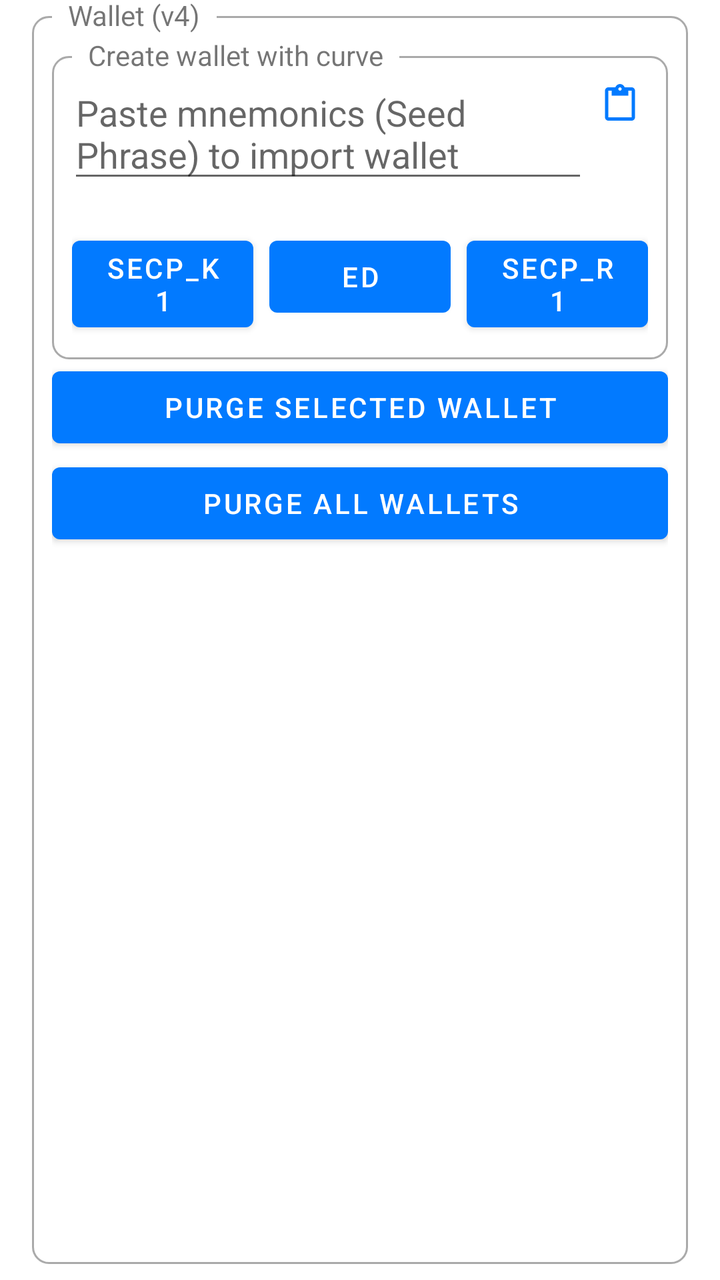
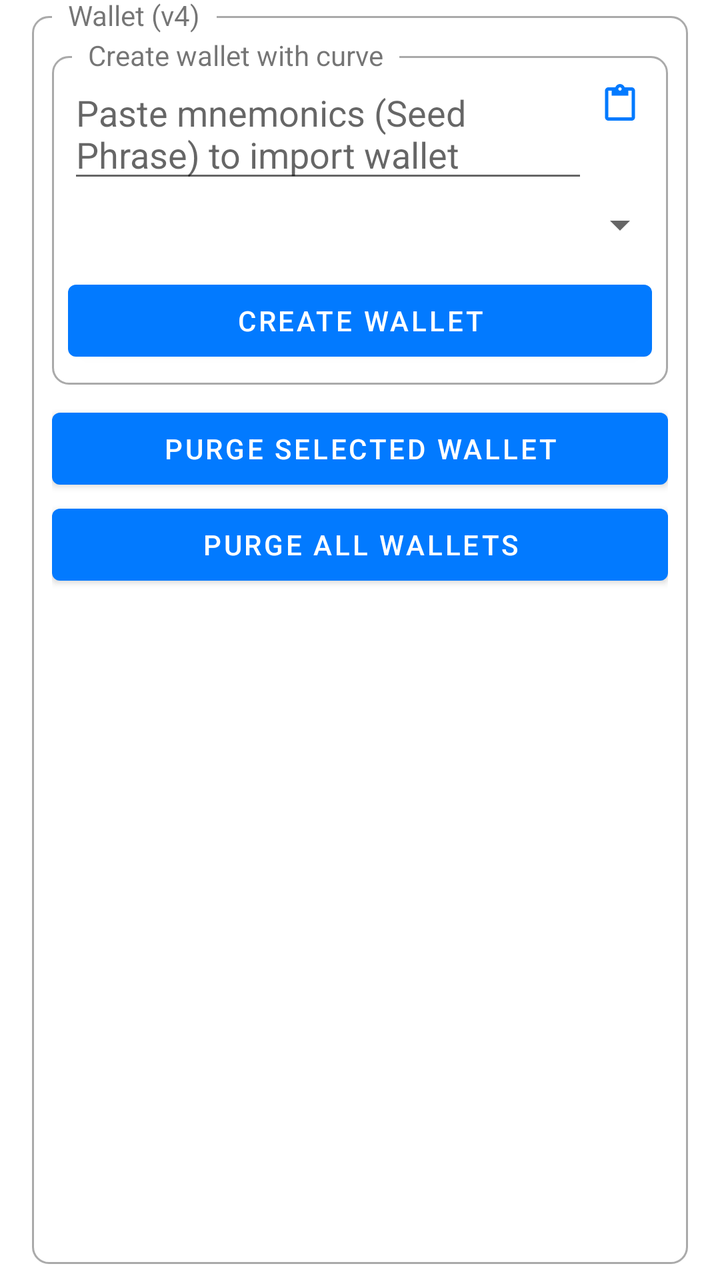

Compare the two renders of this Android layout. The source of the first and the diff that turns it into the second are given below.
<!-- AndroidManifest.xml: application theme AppTheme -->
<!-- res/layout/wallet.xml -->
<?xml version="1.0" encoding="utf-8"?>
<FrameLayout xmlns:android="http://schemas.android.com/apk/res/android"
    xmlns:app="http://schemas.android.com/apk/res-auto"
    android:layout_width="match_parent"
    android:layout_height="wrap_content"
    android:clipToPadding="false"
    android:paddingStart="@dimen/box_padding_horizontal"
    android:paddingTop="@dimen/box_padding_vertical"
    android:paddingEnd="@dimen/box_padding_horizontal"
    android:paddingBottom="@dimen/box_padding_vertical">

    <FrameLayout
        android:layout_width="match_parent"
        android:layout_height="match_parent"
        android:background="@drawable/rounded_corner" />

    <TextView
        android:layout_width="wrap_content"
        android:layout_height="wrap_content"
        android:background="?android:windowBackground"
        android:paddingStart="8dp"
        android:paddingEnd="8dp"
        android:text="Wallet (v4)"
        android:translationX="10dp"
        android:translationY="-10dp" />

    <LinearLayout
        android:id="@+id/contentContainer"
        android:layout_width="match_parent"
        android:layout_height="match_parent"
        android:layout_margin="10dp"
        android:orientation="vertical"
        android:visibility="visible">

        <FrameLayout
            android:layout_width="match_parent"
            android:layout_height="wrap_content">

            <FrameLayout
                android:layout_width="match_parent"
                android:layout_height="match_parent"
                android:layout_marginTop="10dp"
                android:background="@drawable/rounded_corner" />

            <TextView
                android:layout_width="wrap_content"
                android:layout_height="wrap_content"
                android:background="?android:windowBackground"
                android:paddingStart="8dp"
                android:paddingEnd="8dp"
                android:text="Create wallet with curve"
                android:translationX="10dp" />

            <LinearLayout
                android:layout_width="match_parent"
                android:layout_height="wrap_content"
                android:orientation="vertical">


                <LinearLayout
                    android:layout_width="match_parent"
                    android:layout_height="wrap_content"
                    android:layout_marginTop="16dp"
                    android:layout_marginStart="8dp"
                    android:layout_marginEnd="8dp"
                    android:orientation="horizontal">

                    <androidx.appcompat.widget.AppCompatEditText
                        android:id="@+id/etMnemonic"
                        android:layout_width="0dp"
                        android:layout_weight="1"
                        android:layout_height="wrap_content"
                        android:hint="Paste mnemonics (Seed Phrase) to import wallet"
                        android:inputType="textNoSuggestions|textMultiLine" />

                    <ImageView
                        android:id="@+id/btnPasteMnemonic"
                        android:layout_width="wrap_content"
                        android:layout_height="wrap_content"
                        android:layout_gravity="end"
                        android:background="?attr/selectableItemBackgroundBorderless"
                        android:clickable="true"
                        android:focusable="true"
                        android:padding="8dp"
                        android:src="@drawable/ic_paste" />
                </LinearLayout>


                <androidx.constraintlayout.widget.ConstraintLayout
                    android:layout_width="match_parent"
                    android:layout_height="wrap_content"
                    android:layout_marginTop="8dp"
                    android:padding="10dp">

                    <Button
                        android:id="@+id/btnCreateWalletSecpK1"
                        android:layout_width="0dp"
                        android:layout_height="wrap_content"
                        android:layout_marginEnd="4dp"
                        android:text="Secp_K1"
                        app:layout_constraintEnd_toStartOf="@+id/btnCreateWalletEdwards"
                        app:layout_constraintHorizontal_bias="0.5"
                        app:layout_constraintStart_toStartOf="parent"
                        app:layout_constraintTop_toTopOf="parent" />

                    <Button
                        android:id="@+id/btnCreateWalletEdwards"
                        android:layout_width="0dp"
                        android:layout_height="wrap_content"
                        android:layout_marginStart="4dp"
                        android:layout_marginEnd="4dp"
                        android:text="Ed"
                        app:layout_constraintEnd_toStartOf="@+id/btnCreateWalletSecpR1"
                        app:layout_constraintHorizontal_bias="0.5"
                        app:layout_constraintStart_toEndOf="@+id/btnCreateWalletSecpK1"
                        app:layout_constraintTop_toTopOf="@+id/btnCreateWalletSecpK1" />

                    <Button
                        android:id="@+id/btnCreateWalletSecpR1"
                        android:layout_width="0dp"
                        android:layout_height="wrap_content"
                        android:layout_marginStart="4dp"
                        android:text="Secp_R1"
                        app:layout_constraintEnd_toEndOf="parent"
                        app:layout_constraintHorizontal_bias="0.5"
                        app:layout_constraintStart_toEndOf="@+id/btnCreateWalletEdwards"
                        app:layout_constraintTop_toTopOf="@+id/btnCreateWalletEdwards" />

                </androidx.constraintlayout.widget.ConstraintLayout>

            </LinearLayout>


        </FrameLayout>

        <LinearLayout
            android:layout_width="match_parent"
            android:layout_height="wrap_content"
            android:gravity="center"
            android:orientation="vertical">

            <Button
                android:id="@+id/btnPurgeWallet"
                android:layout_width="match_parent"
                android:layout_height="wrap_content"
                android:layout_weight="0.5"
                android:text="Purge selected wallet" />

            <Button
                android:id="@+id/btnPurgeAllWallet"
                android:layout_width="match_parent"
                android:layout_height="wrap_content"
                android:layout_weight="1"
                android:text="Purge all wallets" />

        </LinearLayout>

    </LinearLayout>

</FrameLayout>
<!-- resources referenced by this layout -->
<resources>
  <dimen name="box_padding_horizontal">16dp</dimen>
  <dimen name="box_padding_vertical">8dp</dimen>
  <!-- drawable ic_paste (drawable) -->
  <vector xmlns:android="http://schemas.android.com/apk/res/android"
      android:width="16dp"
      android:height="19dp"
      android:viewportWidth="16"
      android:viewportHeight="19">
      <path
          android:fillColor="@color/primary"
          android:pathData="M13.8333,1.6667H10.35C10,0.7 9.0833,0 8,0C6.9167,0 6,0.7 5.65,1.6667H2.1667C1.25,1.6667 0.5,2.4167 0.5,3.3333V16.6667C0.5,17.5833 1.25,18.3333 2.1667,18.3333H13.8333C14.75,18.3333 15.5,17.5833 15.5,16.6667V3.3333C15.5,2.4167 14.75,1.6667 13.8333,1.6667ZM8,1.6667C8.4583,1.6667 8.8333,2.0417 8.8333,2.5C8.8333,2.9583 8.4583,3.3333 8,3.3333C7.5417,3.3333 7.1667,2.9583 7.1667,2.5C7.1667,2.0417 7.5417,1.6667 8,1.6667ZM13.8333,16.6667H2.1667V3.3333H3.8333V5.8333H12.1667V3.3333H13.8333V16.6667Z" />
  </vector>
  <!-- drawable rounded_corner (drawable) -->
  <?xml version="1.0" encoding="utf-8"?>
  <shape xmlns:android="http://schemas.android.com/apk/res/android">
      <stroke
          android:width="1dp"
          android:color="@android:color/darker_gray" />
  
      <solid android:color="@android:color/transparent" />
  
      <padding
          android:bottom="5dp"
          android:left="5dp"
          android:right="5dp"
          android:top="5dp" />
  
      <corners android:radius="8dp" />
  </shape>
  <style name="AppTheme" parent="Theme.MaterialComponents.DayNight.NoActionBar">
          <item name="colorPrimary">@color/primary</item>
          <item name="colorPrimaryDark">@color/primary_dark</item>
          <item name="colorOnPrimary">@color/on_primary</item>
          <item name="colorSecondary">@color/primary</item>
      </style>
  <color name="primary">#027aff</color>
  <color name="primary_dark">#0a02ff</color>
  <color name="on_primary">#FFFFFF</color>
</resources>

<!-- the commit's change to res/layout/wallet.xml (unified diff, before → after) -->
@@ -52,6 +52,7 @@
                 android:translationX="10dp" />
 
             <LinearLayout
+                android:id="@+id/llCreateWallet"
                 android:layout_width="match_parent"
                 android:layout_height="wrap_content"
                 android:orientation="vertical">
@@ -85,48 +86,19 @@
                         android:src="@drawable/ic_paste" />
                 </LinearLayout>
 
-
-                <androidx.constraintlayout.widget.ConstraintLayout
+                <Spinner
+                    android:id="@+id/spinnerCurves"
                     android:layout_width="match_parent"
                     android:layout_height="wrap_content"
-                    android:layout_marginTop="8dp"
-                    android:padding="10dp">
+                    android:padding="16dp"/>
 
-                    <Button
-                        android:id="@+id/btnCreateWalletSecpK1"
-                        android:layout_width="0dp"
-                        android:layout_height="wrap_content"
-                        android:layout_marginEnd="4dp"
-                        android:text="Secp_K1"
-                        app:layout_constraintEnd_toStartOf="@+id/btnCreateWalletEdwards"
-                        app:layout_constraintHorizontal_bias="0.5"
-                        app:layout_constraintStart_toStartOf="parent"
-                        app:layout_constraintTop_toTopOf="parent" />
-
-                    <Button
-                        android:id="@+id/btnCreateWalletEdwards"
-                        android:layout_width="0dp"
-                        android:layout_height="wrap_content"
-                        android:layout_marginStart="4dp"
-                        android:layout_marginEnd="4dp"
-                        android:text="Ed"
-                        app:layout_constraintEnd_toStartOf="@+id/btnCreateWalletSecpR1"
-                        app:layout_constraintHorizontal_bias="0.5"
-                        app:layout_constraintStart_toEndOf="@+id/btnCreateWalletSecpK1"
-                        app:layout_constraintTop_toTopOf="@+id/btnCreateWalletSecpK1" />
-
-                    <Button
-                        android:id="@+id/btnCreateWalletSecpR1"
-                        android:layout_width="0dp"
-                        android:layout_height="wrap_content"
-                        android:layout_marginStart="4dp"
-                        android:text="Secp_R1"
-                        app:layout_constraintEnd_toEndOf="parent"
-                        app:layout_constraintHorizontal_bias="0.5"
-                        app:layout_constraintStart_toEndOf="@+id/btnCreateWalletEdwards"
-                        app:layout_constraintTop_toTopOf="@+id/btnCreateWalletEdwards" />
-
-                </androidx.constraintlayout.widget.ConstraintLayout>
+                <Button
+                    android:id="@+id/btnCreateWallet"
+                    android:layout_width="match_parent"
+                    android:layout_height="wrap_content"
+                    android:layout_weight="0.5"
+                    android:text="Create Wallet"
+                    android:layout_margin="8dp"/>
 
             </LinearLayout>
 
@@ -137,6 +109,7 @@
             android:layout_width="match_parent"
             android:layout_height="wrap_content"
             android:gravity="center"
+            android:paddingTop="8dp"
             android:orientation="vertical">
 
             <Button
